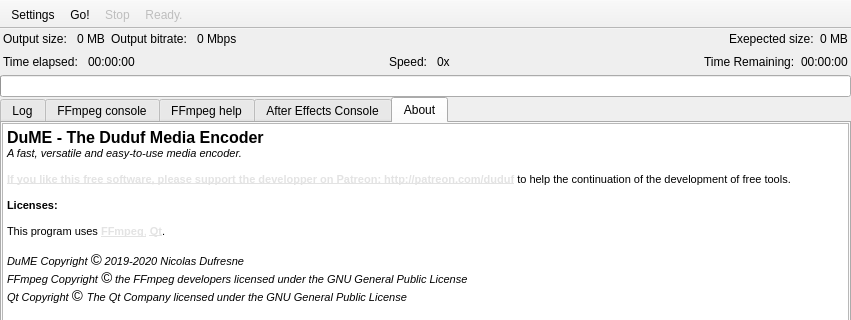
Before: the Qt Designer form src/UI/mainwindow.ui in RxLaboratory/DuME, drawn with Qt 5; both pictures show x 0 to 851 and y 0 to 320 of the 851 by 1010 pixel window.
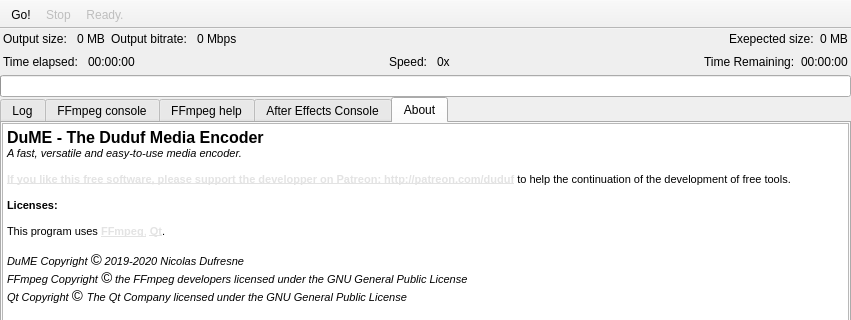
After: the same form once the commit is applied. The open tabs and pages were chosen to show the change. Icons and pictures are not drawn.

Commit message: moved the settings button to the right

What changed in the file:
```diff
--- a/src/UI/mainwindow.ui
+++ b/src/UI/mainwindow.ui
@@ -609,7 +609,6 @@
    <attribute name="toolBarBreak">
     <bool>false</bool>
    </attribute>
-   <addaction name="actionSettings"/>
    <addaction name="actionGo"/>
    <addaction name="actionStop"/>
    <addaction name="actionStatus"/>
```
Left out of the diff: 38 changed lines with no effect on the pictures. The commit also changes 5 other files.
